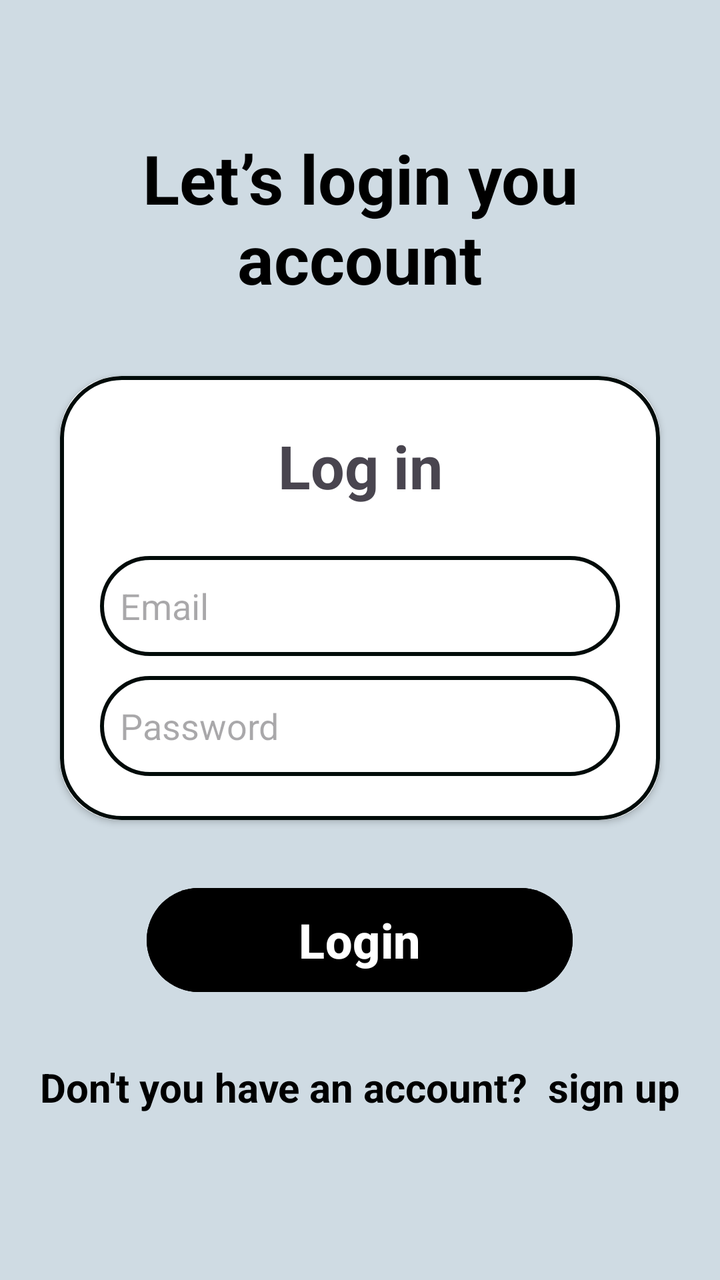
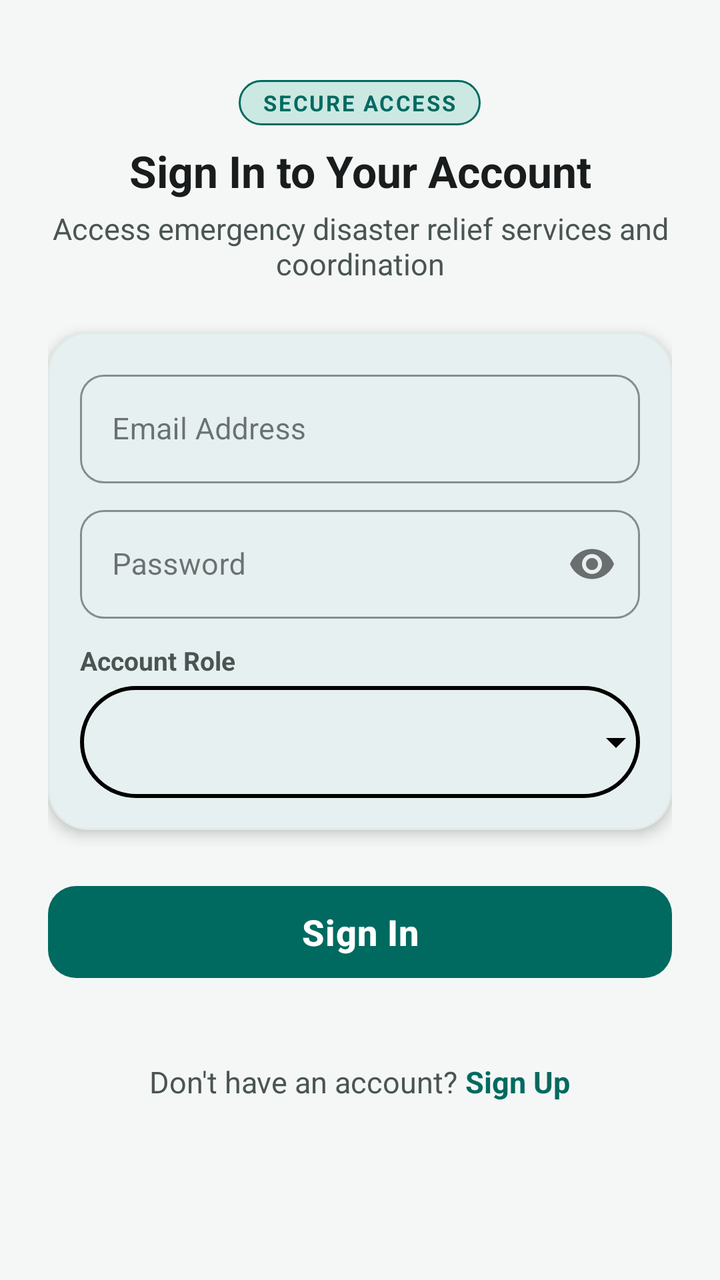

The first picture is an Android layout as it rendered before a commit; the second is the same layout after the commit. The layout source and the unified diff follow.
<!-- AndroidManifest.xml: application theme Theme.ReliefDistribution -->
<!-- res/layout/activity_login.xml -->
<?xml version="1.0" encoding="utf-8"?>
<LinearLayout xmlns:android="http://schemas.android.com/apk/res/android"
    xmlns:tools="http://schemas.android.com/tools"
    xmlns:app="http://schemas.android.com/apk/res-auto"
    android:layout_width="match_parent"
    android:layout_height="match_parent"
    android:orientation="vertical"
    android:background="#CFDBE3"
    tools:context=".LoginActivity">

    <TextView
        android:id="@+id/textView6"
        android:layout_width="334dp"
        android:layout_height="98dp"
        android:layout_gravity="center"
        android:layout_marginTop="60dp"
        android:layout_marginBottom="30dp"
        android:gravity="center"
        android:text="Let’s login you account"
        android:textColor="@color/black"
        android:textSize="34sp"
        android:textStyle="bold" />

    <androidx.cardview.widget.CardView
        android:layout_width="match_parent"
        android:layout_height="322dp"
        android:layout_marginLeft="30dp"
        android:layout_marginRight="30dp"
        android:elevation="20dp"
        app:cardCornerRadius="30dp"
        android:layout_weight="1">

        <LinearLayout
            android:layout_width="match_parent"
            android:layout_height="match_parent"
            android:background="@drawable/border"
            android:gravity="center_horizontal"
            android:orientation="vertical"
            android:padding="20dp">

            <TextView
                android:id="@+id/textView5"
                android:layout_width="match_parent"
                android:layout_height="50dp"
                android:layout_marginBottom="20dp"
                android:gravity="center"
                android:text="Log in"
                android:textSize="30sp"
                android:textStyle="bold" />

            <EditText
                android:id="@+id/etEmail"
                android:layout_width="match_parent"
                android:layout_height="50dp"
                android:layout_marginBottom="10dp"
                android:background="@drawable/border"
                android:ems="10"
                android:inputType="textEmailAddress"
                android:hint="Email"
                android:padding="10dp"/>

            <EditText
                android:id="@+id/etPassword"
                android:layout_width="match_parent"
                android:layout_height="50dp"
                android:layout_marginBottom="10dp"
                android:background="@drawable/border"
                android:ems="10"
                android:inputType="textPassword"
                android:hint="Password"
                android:padding="10dp" />

            <Spinner
                android:id="@+id/dropdown_menu"
                android:layout_width="match_parent"
                android:layout_height="50dp"
                android:layout_marginBottom="10dp"
                android:background="@drawable/spinner_background"
                android:padding="10dp"
                android:spinnerMode="dropdown" />
        </LinearLayout>
    </androidx.cardview.widget.CardView>

    <Button
        android:id="@+id/btLogin"
        android:layout_width="213dp"
        android:layout_height="60dp"
        android:layout_gravity="center"
        android:layout_marginTop="30dp"
        android:backgroundTint="@color/black"
        android:gravity="center"
        android:text="Login"
        android:textColor="@color/white"
        android:textColorLink="@color/white"
        android:textSize="24sp"
        android:textStyle="bold" />

    <LinearLayout
        android:layout_width="wrap_content"
        android:layout_height="wrap_content"
        android:layout_marginTop="30dp"
        android:orientation="horizontal"
        android:layout_gravity="center"
        android:layout_marginBottom="80dp">

        <TextView
            android:id="@+id/textView8"
            android:layout_width="wrap_content"
            android:layout_height="30dp"
            android:layout_marginLeft="10dp"
            android:text="Don't you have an account?"
            android:textSize="20sp"
            android:textStyle="bold"
            android:textColor="@color/black"/>

        <TextView
            android:id="@+id/tvSignUp"
            android:layout_width="wrap_content"
            android:layout_height="30dp"
            android:layout_marginLeft="10dp"
            android:text="sign up"
            android:textColor="@color/black"
            android:textSize="20sp"
            android:textStyle="bold"
            android:layout_marginRight="10dp"/>
    </LinearLayout>

</LinearLayout>
<!-- resources referenced by this layout -->
<resources>
  <color name="white">#FFFFFFFF</color>
  <!-- drawable border (drawable) -->
  <shape xmlns:android="http://schemas.android.com/apk/res/android">
      <solid android:color="@android:color/transparent" />
  
      <stroke
          android:width="2dp"
          android:color="#010B09" />
  
      <corners android:radius="30dp" />
  </shape>
  <style name="Base.Theme.ReliefDistribution" parent="Theme.Material3.DayNight.NoActionBar">
          <item name="colorPrimary">@color/black</item>
          <item name="colorPrimaryVariant">@color/black</item>
          <item name="colorOnPrimary">@color/black</item>
      </style>
  <!-- unchanged entries left out for length: 4 -->
</resources>

<!-- the commit's change to res/layout/activity_login.xml (unified diff, before → after) -->
@@ -1,128 +1,166 @@
 <?xml version="1.0" encoding="utf-8"?>
-<LinearLayout xmlns:android="http://schemas.android.com/apk/res/android"
+<ScrollView xmlns:android="http://schemas.android.com/apk/res/android"
+    xmlns:app="http://schemas.android.com/apk/res-auto"
     xmlns:tools="http://schemas.android.com/tools"
-    xmlns:app="http://schemas.android.com/apk/res-auto"
     android:layout_width="match_parent"
     android:layout_height="match_parent"
-    android:orientation="vertical"
-    android:background="#CFDBE3"
+    android:fillViewport="true"
+    android:background="@color/background"
     tools:context=".LoginActivity">
 
-    <TextView
-        android:id="@+id/textView6"
-        android:layout_width="334dp"
-        android:layout_height="98dp"
-        android:layout_gravity="center"
-        android:layout_marginTop="60dp"
-        android:layout_marginBottom="30dp"
-        android:gravity="center"
-        android:text="Let’s login you account"
-        android:textColor="@color/black"
-        android:textSize="34sp"
-        android:textStyle="bold" />
+    <LinearLayout
+        android:layout_width="match_parent"
+        android:layout_height="wrap_content"
+        android:orientation="vertical"
+        android:padding="@dimen/spacing_l">
 
-    <androidx.cardview.widget.CardView
-        android:layout_width="match_parent"
-        android:layout_height="322dp"
-        android:layout_marginLeft="30dp"
-        android:layout_marginRight="30dp"
-        android:elevation="20dp"
-        app:cardCornerRadius="30dp"
-        android:layout_weight="1">
+        
+        <TextView
+            android:id="@+id/tvLoginBadge"
+            android:layout_width="wrap_content"
+            android:layout_height="wrap_content"
+            android:layout_gravity="center_horizontal"
+            android:layout_marginTop="@dimen/spacing_m"
+            android:background="@drawable/badge_role"
+            android:text="SECURE ACCESS"
+            android:textColor="@color/primary"
+            android:textSize="@dimen/text_size_caption"
+            android:textStyle="bold"
+            android:letterSpacing="0.08" />
 
+        <TextView
+            android:id="@+id/tvLoginTitle"
+            android:layout_width="match_parent"
+            android:layout_height="wrap_content"
+            android:layout_marginTop="@dimen/spacing_s"
+            android:gravity="center"
+            android:text="Sign In to Your Account"
+            android:textColor="@color/text_primary"
+            android:textSize="@dimen/text_size_headline"
+            android:textStyle="bold" />
+
+        <TextView
+            android:id="@+id/tvLoginSubtitle"
+            android:layout_width="match_parent"
+            android:layout_height="wrap_content"
+            android:layout_marginTop="@dimen/spacing_xs"
+            android:layout_marginBottom="@dimen/spacing_l"
+            android:gravity="center"
+            android:text="Access emergency disaster relief services and coordination"
+            android:textColor="@color/text_secondary"
+            android:textSize="@dimen/text_size_body" />
+
+        
+        <com.google.android.material.card.MaterialCardView
+            android:id="@+id/cardLoginForm"
+            style="@style/Widget.Relief.CardView"
+            android:layout_width="match_parent"
+            android:layout_height="wrap_content"
+            android:layout_marginBottom="@dimen/spacing_l">
+
+            <LinearLayout
+                android:layout_width="match_parent"
+                android:layout_height="wrap_content"
+                android:orientation="vertical"
+                android:padding="@dimen/spacing_m">
+
+                
+                <com.google.android.material.textfield.TextInputLayout
+                    style="@style/Widget.Relief.TextInputLayout"
+                    android:layout_width="match_parent"
+                    android:layout_height="wrap_content"
+                    android:hint="Email Address">
+
+                    <com.google.android.material.textfield.TextInputEditText
+                        android:id="@+id/etEmail"
+                        android:layout_width="match_parent"
+                        android:layout_height="wrap_content"
+                        android:inputType="textEmailAddress"
+                        android:maxLines="1"
+                        android:textColor="@color/text_primary"
+                        android:textSize="@dimen/text_size_body" />
+                </com.google.android.material.textfield.TextInputLayout>
+
+                
+                <com.google.android.material.textfield.TextInputLayout
+                    style="@style/Widget.Relief.TextInputLayout"
+                    android:layout_width="match_parent"
+                    android:layout_height="wrap_content"
+                    android:hint="Password"
+                    app:passwordToggleEnabled="true">
+
+                    <com.google.android.material.textfield.TextInputEditText
+                        android:id="@+id/etPassword"
+                        android:layout_width="match_parent"
+                        android:layout_height="wrap_content"
+                        android:inputType="textPassword"
+                        android:maxLines="1"
+                        android:textColor="@color/text_primary"
+                        android:textSize="@dimen/text_size_body" />
+                </com.google.android.material.textfield.TextInputLayout>
+
+                
+                <TextView
+                    android:layout_width="match_parent"
+                    android:layout_height="wrap_content"
+                    android:layout_marginTop="@dimen/spacing_xs"
+                    android:layout_marginBottom="@dimen/spacing_xs"
+                    android:text="Account Role"
+                    android:textColor="@color/text_secondary"
+                    android:textSize="@dimen/text_size_label"
+                    android:textStyle="bold" />
+
+                
+                <Spinner
+                    android:id="@+id/dropdown_menu"
+                    android:layout_width="match_parent"
+                    android:layout_height="@dimen/input_field_height"
+                    android:background="@drawable/spinner_background"
+                    android:padding="@dimen/spacing_s"
+                    android:spinnerMode="dropdown" />
+
+            </LinearLayout>
+        </com.google.android.material.card.MaterialCardView>
+
+        
+        <com.google.android.material.button.MaterialButton
+            android:id="@+id/btLogin"
+            style="@style/Widget.Relief.Button.Primary"
+            android:layout_width="match_parent"
+            android:layout_height="@dimen/button_height"
+            android:text="Sign In"
+            android:textSize="@dimen/text_size_title" />
+
+        
         <LinearLayout
-            android:layout_width="match_parent"
-            android:layout_height="match_parent"
-            android:background="@drawable/border"
-            android:gravity="center_horizontal"
-            android:orientation="vertical"
-            android:padding="20dp">
+            android:layout_width="wrap_content"
+            android:layout_height="wrap_content"
+            android:layout_gravity="center_horizontal"
+            android:layout_marginTop="@dimen/spacing_l"
+            android:layout_marginBottom="@dimen/spacing_l"
+            android:gravity="center_vertical"
+            android:orientation="horizontal">
 
             <TextView
-                android:id="@+id/textView5"
-                android:layout_width="match_parent"
-                android:layout_height="50dp"
-                android:layout_marginBottom="20dp"
-                android:gravity="center"
-                android:text="Log in"
-                android:textSize="30sp"
+                android:layout_width="wrap_content"
+                android:layout_height="wrap_content"
+                android:text="Don't have an account? "
+                android:textColor="@color/text_secondary"
+                android:textSize="@dimen/text_size_body" />
+
+            <TextView
+                android:id="@+id/tvSignUp"
+                android:layout_width="wrap_content"
+                android:layout_height="wrap_content"
+                android:clickable="true"
+                android:focusable="true"
+                android:minHeight="@dimen/min_touch_target"
+                android:gravity="center_vertical"
+                android:text="Sign Up"
+                android:textColor="@color/primary"
+                android:textSize="@dimen/text_size_body"
                 android:textStyle="bold" />
+        </LinearLayout>
 
-            <EditText
-                android:id="@+id/etEmail"
-                android:layout_width="match_parent"
-                android:layout_height="50dp"
-                android:layout_marginBottom="10dp"
-                android:background="@drawable/border"
-                android:ems="10"
-                android:inputType="textEmailAddress"
-                android:hint="Email"
-                android:padding="10dp"/>
-
-            <EditText
-                android:id="@+id/etPassword"
-                android:layout_width="match_parent"
-                android:layout_height="50dp"
-                android:layout_marginBottom="10dp"
-                android:background="@drawable/border"
-                android:ems="10"
-                android:inputType="textPassword"
-                android:hint="Password"
-                android:padding="10dp" />
-
-            <Spinner
-                android:id="@+id/dropdown_menu"
-                android:layout_width="match_parent"
-                android:layout_height="50dp"
-                android:layout_marginBottom="10dp"
-                android:background="@drawable/spinner_background"
-                android:padding="10dp"
-                android:spinnerMode="dropdown" />
-        </LinearLayout>
-    </androidx.cardview.widget.CardView>
-
-    <Button
-        android:id="@+id/btLogin"
-        android:layout_width="213dp"
-        android:layout_height="60dp"
-        android:layout_gravity="center"
-        android:layout_marginTop="30dp"
-        android:backgroundTint="@color/black"
-        android:gravity="center"
-        android:text="Login"
-        android:textColor="@color/white"
-        android:textColorLink="@color/white"
-        android:textSize="24sp"
-        android:textStyle="bold" />
-
-    <LinearLayout
-        android:layout_width="wrap_content"
-        android:layout_height="wrap_content"
-        android:layout_marginTop="30dp"
-        android:orientation="horizontal"
-        android:layout_gravity="center"
-        android:layout_marginBottom="80dp">
-
-        <TextView
-            android:id="@+id/textView8"
-            android:layout_width="wrap_content"
-            android:layout_height="30dp"
-            android:layout_marginLeft="10dp"
-            android:text="Don't you have an account?"
-            android:textSize="20sp"
-            android:textStyle="bold"
-            android:textColor="@color/black"/>
-
-        <TextView
-            android:id="@+id/tvSignUp"
-            android:layout_width="wrap_content"
-            android:layout_height="30dp"
-            android:layout_marginLeft="10dp"
-            android:text="sign up"
-            android:textColor="@color/black"
-            android:textSize="20sp"
-            android:textStyle="bold"
-            android:layout_marginRight="10dp"/>
     </LinearLayout>
-
-</LinearLayout>
+</ScrollView>
<!-- resource entries referenced after the edit -->
@@ -1,21 +1,108 @@
 <!-- resources referenced by this layout -->
 <resources>
-  <color name="white">#FFFFFFFF</color>
-  <!-- drawable border (drawable) -->
-  <shape xmlns:android="http://schemas.android.com/apk/res/android">
-      <solid android:color="@android:color/transparent" />
+  <color name="background">#F4F7F6</color>
+  <color name="primary">#006A60</color>
+  <color name="text_primary">#191C1C</color>
+  <color name="text_secondary">#4A5553</color>
+  <dimen name="button_height">54dp</dimen>
+  <dimen name="input_field_height">56dp</dimen>
+  <dimen name="min_touch_target">48dp</dimen>
+  <dimen name="spacing_l">24dp</dimen>
+  <dimen name="spacing_m">16dp</dimen>
+  <dimen name="spacing_s">8dp</dimen>
+  <dimen name="spacing_xs">4dp</dimen>
+  <dimen name="text_size_body">15sp</dimen>
+  <dimen name="text_size_caption">11sp</dimen>
+  <dimen name="text_size_headline">22sp</dimen>
+  <dimen name="text_size_label">13sp</dimen>
+  <dimen name="text_size_title">18sp</dimen>
+  <!-- drawable badge_role (drawable) -->
+  <?xml version="1.0" encoding="utf-8"?>
+  <shape xmlns:android="http://schemas.android.com/apk/res/android"
+      android:shape="rectangle">
+      <corners android:radius="12dp" />
+      <solid android:color="@color/primary_container" />
+      <stroke
+          android:width="1dp"
+          android:color="@color/primary" />
+      <padding
+          android:bottom="4dp"
+          android:left="12dp"
+          android:right="12dp"
+          android:top="4dp" />
+  </shape>
+  <style name="Widget.Relief.Button.Primary" parent="Widget.Material3.Button">
+          <item name="cornerRadius">@dimen/button_corner_radius</item>
+          <item name="backgroundTint">@color/primary</item>
+          <item name="android:textColor">@color/on_primary</item>
+          <item name="android:textStyle">bold</item>
+          <item name="android:minHeight">@dimen/button_height</item>
+          <item name="android:letterSpacing">0.02</item>
+      </style>
+  <style name="Widget.Relief.CardView" parent="Widget.Material3.CardView.Elevated">
+          <item name="cardCornerRadius">@dimen/card_corner_radius</item>
+          <item name="cardElevation">4dp</item>
+          <item name="cardBackgroundColor">@color/card_surface</item>
+          <item name="strokeColor">@color/card_stroke</item>
+          <item name="strokeWidth">1dp</item>
+      </style>
+  <style name="Widget.Relief.TextInputLayout" parent="Widget.MaterialComponents.TextInputLayout.OutlinedBox">
+          <item name="boxCornerRadiusTopStart">@dimen/card_corner_radius_small</item>
+          <item name="boxCornerRadiusTopEnd">@dimen/card_corner_radius_small</item>
+          <item name="boxCornerRadiusBottomStart">@dimen/card_corner_radius_small</item>
+          <item name="boxCornerRadiusBottomEnd">@dimen/card_corner_radius_small</item>
+          <item name="boxStrokeColor">@color/primary</item>
+          <item name="hintTextColor">@color/primary</item>
+          <item name="android:layout_marginBottom">@dimen/spacing_s</item>
+      </style>
+  <color name="primary_container">#CCE8E3</color>
+  <dimen name="button_corner_radius">14dp</dimen>
+  <color name="on_primary">#FFFFFF</color>
+  <dimen name="card_corner_radius">20dp</dimen>
+  <color name="card_surface">#FFFFFF</color>
+  <color name="card_stroke">#E0EAE7</color>
+  <dimen name="card_corner_radius_small">12dp</dimen>
+  <style name="Base.Theme.ReliefDistribution" parent="Theme.Material3.DayNight.NoActionBar">
+          
+          <item name="colorPrimary">@color/primary</item>
+          <item name="colorOnPrimary">@color/on_primary</item>
+          <item name="colorPrimaryContainer">@color/primary_container</item>
+          <item name="colorOnPrimaryContainer">@color/on_primary_container</item>
   
-      <stroke
-          android:width="2dp"
-          android:color="#010B09" />
+          
+          <item name="colorSecondary">@color/secondary</item>
+          <item name="colorOnSecondary">@color/on_secondary</item>
   
-      <corners android:radius="30dp" />
-  </shape>
-  <style name="Base.Theme.ReliefDistribution" parent="Theme.Material3.DayNight.NoActionBar">
-          <item name="colorPrimary">@color/black</item>
-          <item name="colorPrimaryVariant">@color/black</item>
-          <item name="colorOnPrimary">@color/black</item>
+          
+          <item name="android:windowBackground">@color/background</item>
+          <item name="colorSurface">@color/surface</item>
+          <item name="colorOnSurface">@color/on_surface</item>
+          <item name="colorSurfaceVariant">@color/surface_variant</item>
+          <item name="colorOnSurfaceVariant">@color/on_surface_variant</item>
+  
+          
+          <item name="colorError">@color/emergency_red</item>
+          <item name="colorOnError">@color/on_emergency</item>
+  
+          
+          <item name="android:statusBarColor">@color/primary</item>
+          <item name="android:windowLightStatusBar">false</item>
+          <item name="android:navigationBarColor">@color/surface</item>
+          <item name="android:windowLightNavigationBar" tools:targetApi="27">true</item>
+  
+          
+          <item name="materialCardViewStyle">@style/Widget.Relief.CardView</item>
+          <item name="materialButtonStyle">@style/Widget.Relief.Button.Primary</item>
       </style>
+  <color name="on_primary_container">#00201D</color>
+  <color name="secondary">#4A635F</color>
+  <color name="on_secondary">#FFFFFF</color>
+  <color name="surface">#FFFFFF</color>
+  <color name="on_surface">#191C1C</color>
+  <color name="surface_variant">#EAEFED</color>
+  <color name="on_surface_variant">#3F4947</color>
+  <color name="emergency_red">#D32F2F</color>
+  <color name="on_emergency">#FFFFFF</color>
   <!-- unchanged entries left out for length: 4 -->
 </resources>
 
